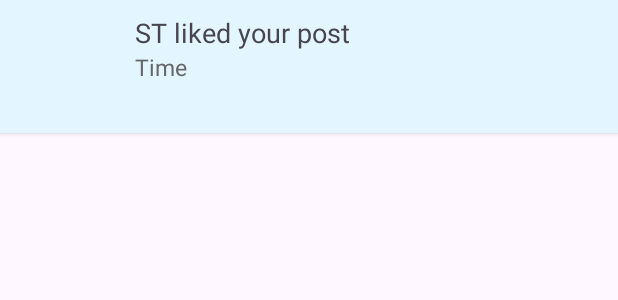
After one commit to DinhVuTienSon/Facebook, an Android app: the layout notification_container.xml on its own in the app's theme, with its tools: preview values and no code run, on a phone screen of 412 x 824 dp. The commit adds this screen. Shown: the top 300 px of the screen. Run offline under Robolectric (Android 15) with nearby library versions, the phone set to English and light mode, and no system bars.

Commit message:
create notification layout

```diff
--- /dev/null
+++ b/app/src/main/res/layout/notification_container.xml
@@ -0,0 +1,50 @@
+<?xml version="1.0" encoding="utf-8"?>
+<androidx.cardview.widget.CardView
+    xmlns:android="http://schemas.android.com/apk/res/android"
+    xmlns:app="http://schemas.android.com/apk/res-auto"
+    xmlns:tools="http://schemas.android.com/tools"
+    android:layout_width="match_parent"
+    android:layout_height="wrap_content"
+    android:elevation="8dp"
+    app:cardCornerRadius="0dp">
+
+    <RelativeLayout
+        android:layout_width="match_parent"
+        android:layout_height="wrap_content"
+        android:background="@color/lightblue">
+        <LinearLayout
+            android:id="@+id/friend_wait_request"
+            android:layout_width="match_parent"
+            android:layout_height="wrap_content"
+            android:orientation="horizontal"
+            android:padding="4dp">
+
+        <de.hdodenhof.circleimageview.CircleImageView
+            android:id="@+id/notification_ava"
+            android:layout_width="70dp"
+            android:layout_height="70dp"
+            android:layout_margin="5dp" />
+            <LinearLayout
+                android:layout_width="match_parent"
+                android:layout_height="wrap_content"
+                android:orientation="vertical">
+                <TextView
+                    android:id="@+id/notification_content"
+                    android:layout_width="match_parent"
+                    android:layout_height="wrap_content"
+                    android:layout_marginTop="5dp"
+                    android:layout_marginLeft="5dp"
+                    android:text="ST liked your post"
+                    android:textSize="18dp"/>
+                <TextView
+                    android:id="@+id/notification_time"
+                    android:layout_width="match_parent"
+                    android:layout_height="wrap_content"
+                    android:text="Time"
+                    android:layout_marginLeft="5dp"
+                    android:textSize="15dp"
+                    android:textColor="@color/darkgray" />
+            </LinearLayout>
+        </LinearLayout>
+    </RelativeLayout>
+</androidx.cardview.widget.CardView>
--- a/app/src/main/res/values/colors.xml
+++ b/app/src/main/res/values/colors.xml
@@ -5,4 +5,5 @@
     <color name="lightgray">#dedddc</color>
     <color name="darkgray">#666769</color>
     <color name="background_color">#f0f0f0</color>
+    <color name="lightblue">#e3f5ff</color>
 </resources>
```
Also changed, not shown: app/src/main/java/vn/edu/usth/facebook/NotificationAdapter.java (added, +59 -0 lines), app/src/main/java/vn/edu/usth/facebook/NotificationFragment.java (+29 -47 lines), app/src/main/java/vn/edu/usth/facebook/model/Notifications.java (added, +37 -0 lines), app/src/main/res/layout/fragment_notification.xml (+98 -9 lines), app/src/main/res/layout/post_row.xml (+10 -3 lines).
